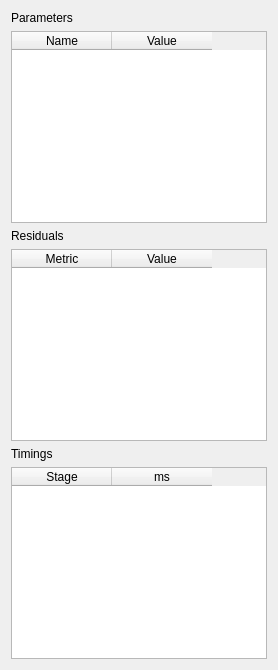
Above: src/menipy/gui/views/results_panel.ui from carenaudo/Menipy before the change. Below: the same form after it.
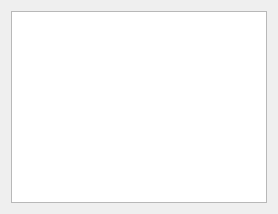
That is the form after the change.

Commit message: Add multi-measurement results history and dynamic pipeline UI

What changed in the file:
```diff
--- a/src/menipy/gui/views/results_panel.ui
+++ b/src/menipy/gui/views/results_panel.ui
@@ -4,30 +4,16 @@
  <widget class="QWidget" name="ResultsPanel">
   <property name="windowTitle"><string>Results</string></property>
   <layout class="QVBoxLayout" name="verticalLayout">
-   <item><widget class="QLabel" name="labelParams"><property name="text"><string>Parameters</string></property></widget></item>
    <item>
-    <widget class="QTableWidget" name="paramsTable">
-     <property name="columnCount"><number>2</number></property>
-     <column><property name="text"><string>Name</string></property></column>
-     <column><property name="text"><string>Value</string></property></column>
-    </widget>
-   </item>
-
-   <item><widget class="QLabel" name="labelResiduals"><property name="text"><string>Residuals</string></property></widget></item>
-   <item>
-    <widget class="QTableWidget" name="residualsTable">
-     <property name="columnCount"><number>2</number></property>
-     <column><property name="text"><string>Metric</string></property></column>
-     <column><property name="text"><string>Value</string></property></column>
-    </widget>
-   </item>
-
-   <item><widget class="QLabel" name="labelTimings"><property name="text"><string>Timings</string></property></widget></item>
-   <item>
-    <widget class="QTableWidget" name="timingsTable">
-     <property name="columnCount"><number>2</number></property>
-     <column><property name="text"><string>Stage</string></property></column>
-     <column><property name="text"><string>ms</string></property></column>
+     <widget class="QTableWidget" name="resultsTable">
+      <property name="columnCount"><number>0</number></property>
+      <property name="rowCount"><number>0</number></property>
+      <attribute name="horizontalHeaderVisible">
+       <bool>true</bool>
+      </attribute>
+      <attribute name="verticalHeaderVisible">
+       <bool>true</bool>
+      </attribute>
     </widget>
    </item>
   </layout>
```
Lines whose indentation alone changed are shown as unchanged. The commit also changes 21 other files.
